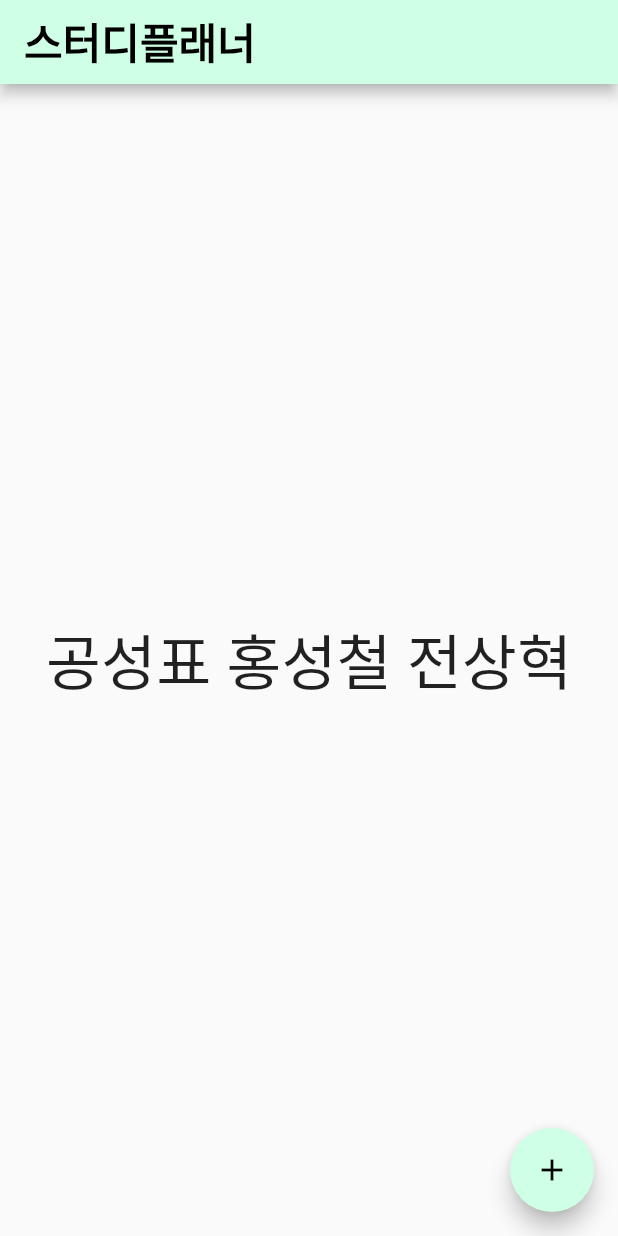
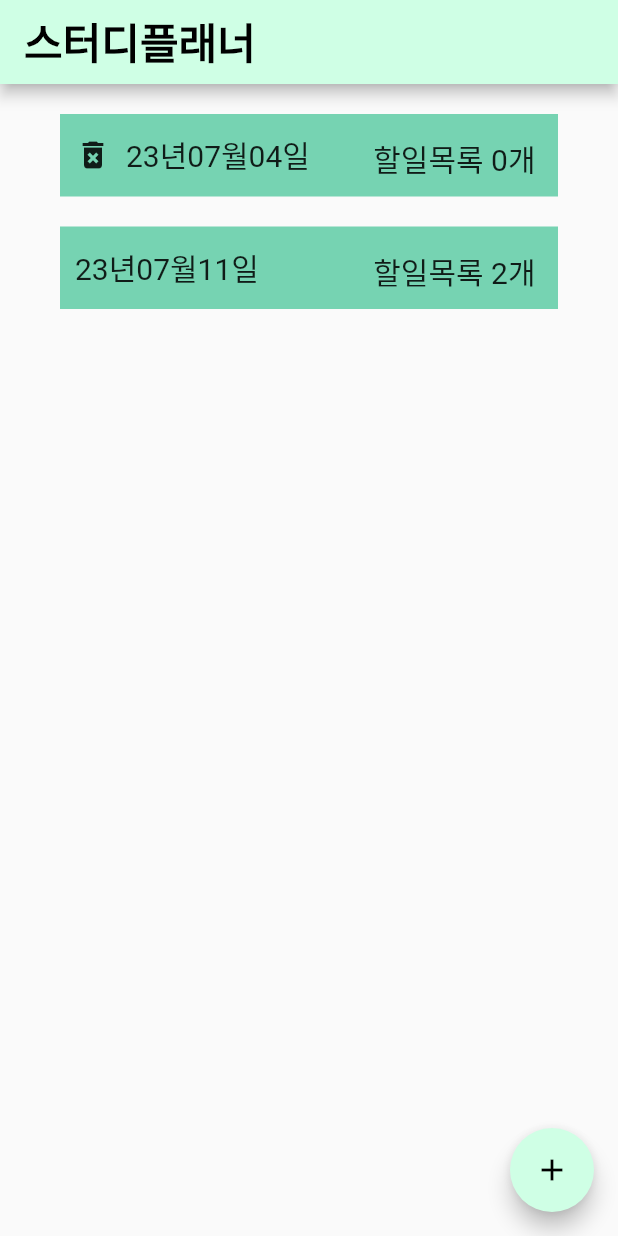
Before and after one commit to ThePerfectMartini/team_sparta_17, a Flutter app: the screen it shows after launch, on a phone screen of 412 x 824 dp. Run offline on Flutter 3.47's test engine with Material 2 defaults, Android fonts, the phone set to English and light mode, and no system bars.

Commit message:
홈페이지 외관 구현완료

```diff
--- a/lib/HomePage.dart
+++ b/lib/HomePage.dart
@@ -1,4 +1,5 @@
 import 'package:flutter/material.dart';
+import 'HomePage_cell.dart';
 
 class HomePage extends StatefulWidget {
   const HomePage({Key? key}) : super(key: key);
@@ -8,6 +9,20 @@ class HomePage extends StatefulWidget {
 }
 
 class _HomePageState extends State<HomePage> {
+  final dummies = [
+    {
+      "date": '23년07월04일',
+      "todos": ['g', 'gd'],
+      "context": '내용',
+    },
+    {
+      "date": '23년07월11일',
+      "todos": [],
+      "context": '내용',
+    },
+  ];
+  //더미데이터
+
   @override
   Widget build(BuildContext context) {
     return MaterialApp(
@@ -21,11 +36,12 @@ class _HomePageState extends State<HomePage> {
           ),
           backgroundColor: Color(0xffCFFFE5),
         ),
-        body: Center(
-          child: Text(
-            "공성표 홍성철 전상혁",
-            style: TextStyle(fontSize: 40),
-          ),
+        body: ListView.builder(
+          itemCount: dummies.length,
+          itemBuilder: (context, index) {
+            return Cell(date: dummies[index]['date'].toString(), count: index);
+          },
+          //데이터 받아오는곳
         ),
         floatingActionButton: FloatingActionButton(
           onPressed: () {},
--- /dev/null
+++ b/lib/HomePage_cell.dart
@@ -0,0 +1,86 @@
+import 'package:flutter/material.dart';
+
+class Cell extends StatefulWidget {
+  const Cell({
+    Key? key,
+    required this.date,
+    required this.count,
+  }) : super(key: key);
+
+  final String date;
+  final int count;
+
+  @override
+  State<Cell> createState() => _CellState();
+}
+
+class _CellState extends State<Cell> {
+  @override
+  Widget build(BuildContext context) {
+    if (widget.count == 0) {
+      // 요소 없을때 휴지통 아이콘 출현
+      return Padding(
+        padding: const EdgeInsets.fromLTRB(40, 20, 40, 0),
+        child: Container(
+          height: 55,
+          color: Color(0xff76D3B2),
+          child: Row(
+            mainAxisAlignment: MainAxisAlignment.spaceBetween,
+            children: [
+              Row(
+                children: [
+                  Padding(
+                    padding: const EdgeInsets.all(10),
+                    child: Icon(Icons.delete_forever),
+                  ),
+                  Text(
+                    widget.date,
+                    style: TextStyle(fontSize: 20),
+                  ),
+                ],
+              ),
+              Padding(
+                padding: const EdgeInsets.all(15),
+                child: Text(
+                  "할일목록 0개",
+                  style: TextStyle(fontSize: 20),
+                ),
+              ),
+            ],
+          ),
+        ),
+      );
+    } else {
+      return Padding(
+        padding: const EdgeInsets.fromLTRB(40, 20, 40, 0),
+        child: Container(
+          height: 55,
+          color: Color(0xff76D3B2),
+          child: Row(
+            mainAxisAlignment: MainAxisAlignment.spaceBetween,
+            children: [
+              Row(
+                children: [
+                  Padding(
+                    padding: const EdgeInsets.all(10),
+                    child: Text(
+                      widget.date,
+                      style: TextStyle(fontSize: 20),
+                    ),
+                  ),
+                ],
+              ),
+              Padding(
+                padding: const EdgeInsets.all(15),
+                child: Text(
+                  "할일목록 2개",
+                  style: TextStyle(fontSize: 20),
+                ),
+              ),
+            ],
+          ),
+        ),
+      );
+    }
+  }
+}
```
